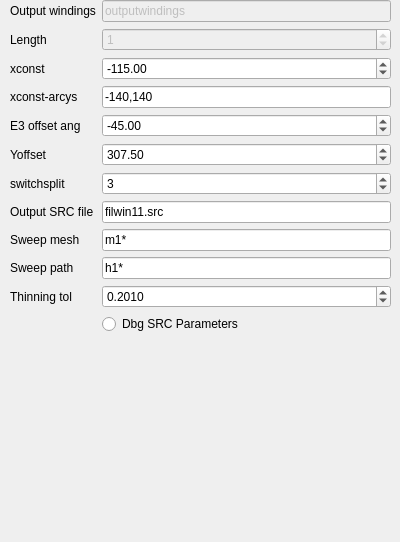
First picture: the form in freecadmacros/postprocesswindingstask.ui, repository trilbytim/geodesic, before the edit.
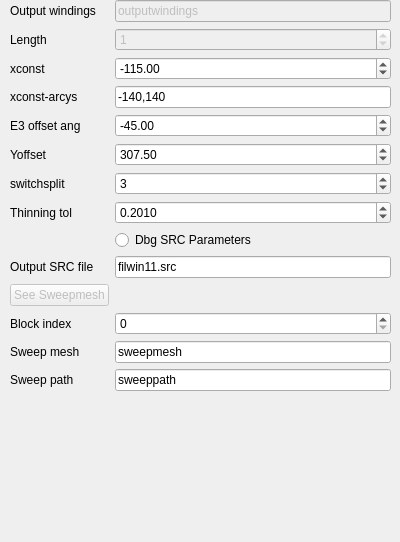
Second picture: the form after the edit.

Commit message: separate out the preview of the toolpath from the post processing

Patch:
```diff
--- a/freecadmacros/postprocesswindingstask.ui
+++ b/freecadmacros/postprocesswindingstask.ui
@@ -2,6 +2,9 @@
 <ui version="4.0">
  <class>Form</class>
  <widget class="QWidget" name="Form">
+  <property name="enabled">
+   <bool>true</bool>
+  </property>
   <property name="geometry">
    <rect>
     <x>0</x>
@@ -179,13 +182,39 @@
      </widget>
     </item>
     <item row="7" column="0">
+     <widget class="QLabel" name="labthinningtol">
+      <property name="text">
+       <string>Thinning tol</string>
+      </property>
+     </widget>
+    </item>
+    <item row="7" column="1">
+     <widget class="QDoubleSpinBox" name="qthinningtol">
+      <property name="decimals">
+       <number>4</number>
+      </property>
+      <property name="minimum">
+       <double>0.000000000000000</double>
+      </property>
+      <property name="maximum">
+       <double>100.000000000000000</double>
+      </property>
+      <property name="singleStep">
+       <double>0.100000000000000</double>
+      </property>
+      <property name="value">
+       <double>0.201000000000000</double>
+      </property>
+     </widget>
+    </item>
+    <item row="9" column="0">
      <widget class="QLabel" name="laboutputsrcfile">
       <property name="text">
        <string>Output SRC file</string>
       </property>
      </widget>
     </item>
-    <item row="7" column="1">
+    <item row="9" column="1">
      <widget class="QLineEdit" name="qoutputsrcfile">
       <property name="enabled">
        <bool>true</bool>
@@ -195,73 +224,67 @@
       </property>
      </widget>
     </item>
-    <item row="8" column="0">
+    <item row="11" column="0">
+     <widget class="QPushButton" name="qbuttseesweepmesh">
+      <property name="enabled">
+       <bool>false</bool>
+      </property>
+      <property name="text">
+       <string>See Sweepmesh</string>
+      </property>
+     </widget>
+    </item>
+    <item row="13" column="0">
      <widget class="QLabel" name="laboutputsweepmesh">
       <property name="text">
        <string>Sweep mesh</string>
       </property>
      </widget>
     </item>
-    <item row="8" column="1">
+    <item row="13" column="1">
      <widget class="QLineEdit" name="qoutputsweepmesh">
       <property name="enabled">
        <bool>true</bool>
       </property>
       <property name="text">
-       <string>m1*</string>
+       <string>sweepmesh</string>
       </property>
      </widget>
     </item>
-    <item row="9" column="0">
+    <item row="14" column="0">
      <widget class="QLabel" name="laboutputsweeppath">
       <property name="text">
        <string>Sweep path</string>
       </property>
      </widget>
     </item>
-    <item row="9" column="1">
+    <item row="14" column="1">
      <widget class="QLineEdit" name="qoutputsweeppath">
       <property name="enabled">
        <bool>true</bool>
       </property>
       <property name="text">
-       <string>h1*</string>
+       <string>sweeppath</string>
       </property>
      </widget>
     </item>
-    <item row="10" column="0">
-     <widget class="QLabel" name="labthinningtol">
-      <property name="text">
-       <string>Thinning tol</string>
-      </property>
-     </widget>
-    </item>
-    <item row="10" column="1">
-     <widget class="QDoubleSpinBox" name="qthinningtol">
-      <property name="decimals">
-       <number>4</number>
-      </property>
-      <property name="minimum">
-       <double>0.000000000000000</double>
-      </property>
-      <property name="maximum">
-       <double>100.000000000000000</double>
-      </property>
-      <property name="singleStep">
-       <double>0.100000000000000</double>
-      </property>
-      <property name="value">
-       <double>0.201000000000000</double>
-      </property>
-     </widget>
-    </item>
-    <item row="11" column="1">
+    <item row="8" column="1">
      <widget class="QRadioButton" name="qoptionsrcdebug">
       <property name="text">
        <string>Dbg SRC Parameters</string>
       </property>
      </widget>
     </item>
+    <item row="12" column="1">
+     <widget class="QSpinBox" name="qsweepmeshblockindex"/>
+    </item>
+    <item row="12" column="0">
+     <widget class="QLabel" name="labsweepmeshblockindex">
+      <property name="text">
+       <string>Block index</string>
+      </property>
+     </widget>
+    </item>
    </layout>
   </widget>
  </widget>
```
The commit also changes 1 other file.
